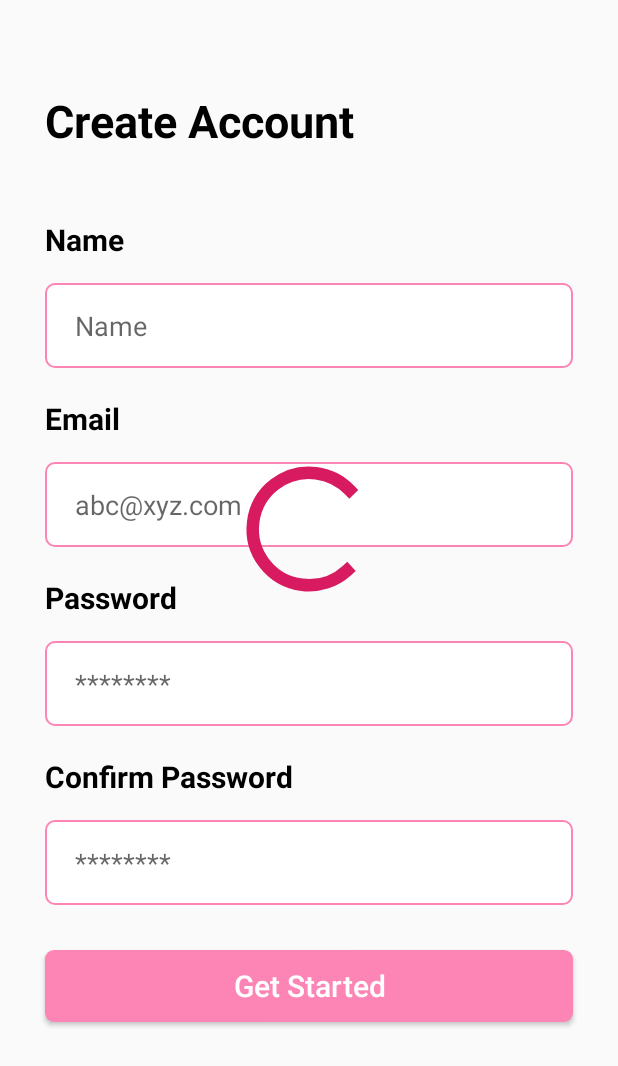
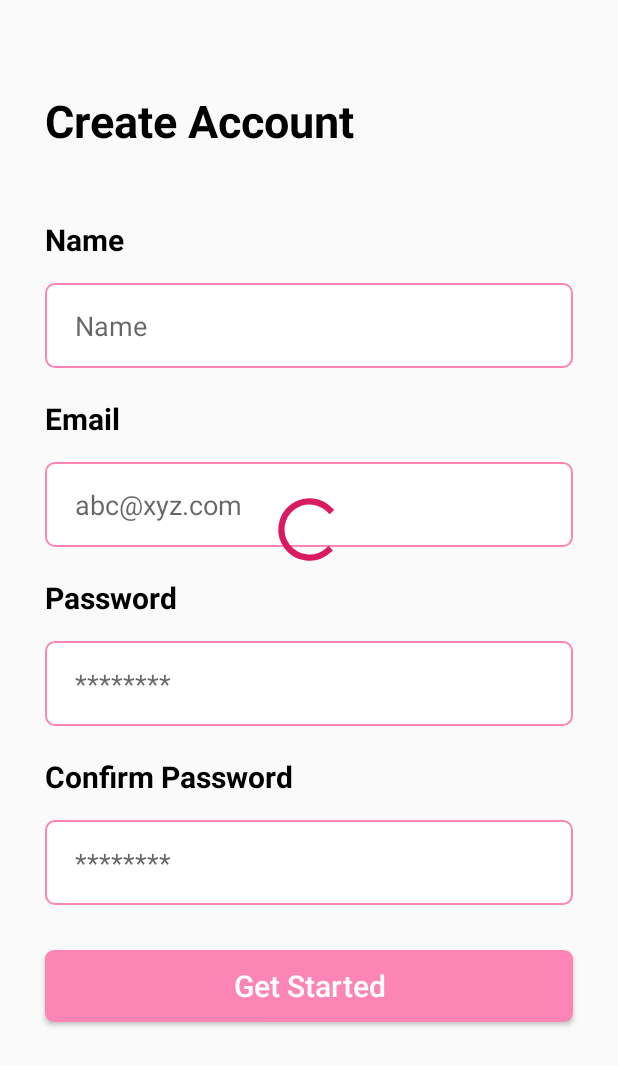
Before and after one commit to rithikjain/Athena-Periods-Helper, an Android app: the layout fragment_details.xml on its own in the app's theme, with its tools: preview values and no code run, on a phone screen of 412 x 824 dp. Shown: the top 1066 px of the screen. Run offline under Robolectric (Android 15) with nearby library versions, the phone set to English and light mode, and no system bars.

Commit message:
UI: Made progress bar size smaller and now allow user to go back during registration

```diff
--- a/app/build.gradle
+++ b/app/build.gradle
@@ -15,8 +15,8 @@ android {
         applicationId "com.dscvit.periodsapp"
         minSdkVersion 21
         targetSdkVersion 28
-        versionCode 4
-        versionName '1.3'
+        versionCode 5
+        versionName '1.4'
         testInstrumentationRunner "androidx.test.runner.AndroidJUnitRunner"
     }
     buildTypes {
--- a/app/src/main/java/com/dscvit/periodsapp/ui/auth/DetailsFragment.kt
+++ b/app/src/main/java/com/dscvit/periodsapp/ui/auth/DetailsFragment.kt
@@ -50,7 +50,7 @@ class DetailsFragment : Fragment() {
 
         sharedPreferences = PreferenceHelper.customPrefs(requireContext(), Constants.PREF_NAME)
 
-        requireActivity().onBackPressedDispatcher.addCallback(this) {}
+        //requireActivity().onBackPressedDispatcher.addCallback(this) {}
 
         finishButton.setOnClickListener {
             val email = emailEditText.text.toString()
--- a/app/src/main/java/com/dscvit/periodsapp/ui/auth/OtpVerificationFragment.kt
+++ b/app/src/main/java/com/dscvit/periodsapp/ui/auth/OtpVerificationFragment.kt
@@ -30,7 +30,7 @@ class OtpVerificationFragment : Fragment() {
 
         otpMessageTextView.text = "Please enter the OTP"
 
-        requireActivity().onBackPressedDispatcher.addCallback(this) {}
+        //requireActivity().onBackPressedDispatcher.addCallback(this) {}
 
         verifyButton.setOnClickListener {
             if (otpEditText.text.length == 6) {
--- a/app/src/main/res/layout/fragment_chats.xml
+++ b/app/src/main/res/layout/fragment_chats.xml
@@ -32,8 +32,8 @@
     <ProgressBar
         android:id="@+id/chatProgressBar"
         style="?android:attr/progressBarStyle"
-        android:layout_width="100dp"
-        android:layout_height="100dp"
+        android:layout_width="50dp"
+        android:layout_height="50dp"
         app:layout_constraintTop_toTopOf="parent"
         app:layout_constraintBottom_toBottomOf="parent"
         app:layout_constraintStart_toStartOf="parent"
--- a/app/src/main/res/layout/fragment_details.xml
+++ b/app/src/main/res/layout/fragment_details.xml
@@ -158,8 +158,8 @@
             <ProgressBar
                 android:id="@+id/detailsProgressBar"
                 style="?android:attr/progressBarStyle"
-                android:layout_width="100dp"
-                android:layout_height="100dp"
+                android:layout_width="50dp"
+                android:layout_height="50dp"
                 app:layout_constraintBottom_toBottomOf="parent"
                 app:layout_constraintEnd_toEndOf="parent"
                 app:layout_constraintStart_toStartOf="parent"
--- a/app/src/main/res/layout/fragment_home.xml
+++ b/app/src/main/res/layout/fragment_home.xml
@@ -32,8 +32,8 @@
     <ProgressBar
         android:id="@+id/homeProgressBar"
         style="?android:attr/progressBarStyle"
-        android:layout_width="100dp"
-        android:layout_height="100dp"
+        android:layout_width="50dp"
+        android:layout_height="50dp"
         app:layout_constraintBottom_toBottomOf="parent"
         app:layout_constraintEnd_toEndOf="parent"
         app:layout_constraintStart_toStartOf="parent"
--- a/app/src/main/res/layout/fragment_requests.xml
+++ b/app/src/main/res/layout/fragment_requests.xml
@@ -59,8 +59,8 @@
     <ProgressBar
         android:id="@+id/requestsProgressBar"
         style="?android:attr/progressBarStyle"
-        android:layout_width="100dp"
-        android:layout_height="100dp"
+        android:layout_width="50dp"
+        android:layout_height="50dp"
         app:layout_constraintBottom_toBottomOf="parent"
         app:layout_constraintEnd_toEndOf="parent"
         app:layout_constraintStart_toStartOf="parent"
--- a/app/src/main/res/layout/fragment_sign_in.xml
+++ b/app/src/main/res/layout/fragment_sign_in.xml
@@ -93,8 +93,8 @@
     <ProgressBar
         android:id="@+id/signInProgressBar"
         style="?android:attr/progressBarStyle"
-        android:layout_width="100dp"
-        android:layout_height="100dp"
+        android:layout_width="50dp"
+        android:layout_height="50dp"
         app:layout_constraintBottom_toBottomOf="parent"
         app:layout_constraintEnd_toEndOf="parent"
         app:layout_constraintStart_toStartOf="parent"
```
